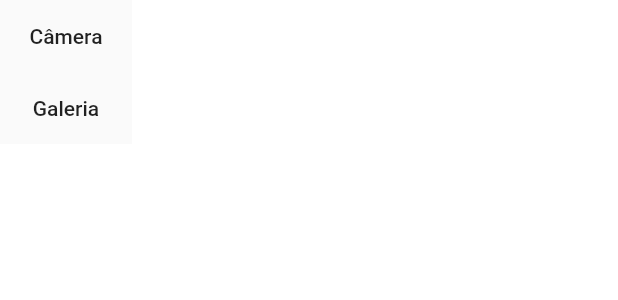
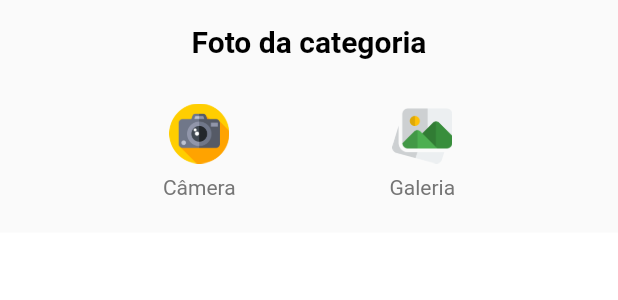
Before and after one commit to ClodoaldoRibeiro/gerenciadorloja_app, a Flutter app: the ImageSourceSheet widget shown alone on an empty page, opened directly, after a tap on "Galeria", on a phone screen of 412 x 824 dp. Shown: the top 300 px of the screen. Run offline on Flutter 3.47's test engine with Material 2 defaults, Android fonts, the phone set to English and light mode, and no system bars; our stand-ins replace cloud_firestore, firebase_auth, firebase_storage, flutter_speed_dial, image_cropper, image_picker and 2 more; missing offline and left inert: bloc_pattern; accounts and stored records are empty; Roboto replaces fonts that are missing (Montserrat).

Commit message:
Aprimorar origem da imagem

```diff
--- a/lib/ui/android/widgets/image_source_sheet.dart
+++ b/lib/ui/android/widgets/image_source_sheet.dart
@@ -23,21 +23,68 @@ class ImageSourceSheet extends StatelessWidget {
       builder: (context) => Column(
         mainAxisSize: MainAxisSize.min,
         children: <Widget>[
-          FlatButton(
-            child: Text("Câmera"),
-            onPressed: () async {
+          Padding(
+            padding: EdgeInsets.all(16),
+            child: Text(
+              "Foto da categoria",
+              style: TextStyle(
+                  fontWeight: FontWeight.bold,
+                  fontSize: 20,
+                  color: Colors.black),
+            ),
+          ),
+          Padding(
+            padding: EdgeInsets.all(14),
+            child: Row(
+              mainAxisAlignment: MainAxisAlignment.spaceEvenly,
+              children: [
+                GestureDetector(
+                  onTap: () async {
                     File image =
                         await ImagePicker.pickImage(source: ImageSource.camera);
                     imageSelected(image);
                   },
+                  child: Column(
+
+                    children: [
+                      CircleAvatar(
+                        child: Image.asset(
+                          "assets/images/foto.png",
+                          fit: BoxFit.cover,
                         ),
-          FlatButton(
-            child: Text("Galeria"),
-            onPressed: () async {
-              File image =
-                  await ImagePicker.pickImage(source: ImageSource.gallery);
+                        backgroundColor: Colors.transparent,
+                      ),
+                      Padding(
+                        padding: const EdgeInsets.all(8.0),
+                        child: Text("Câmera",),
+                      ),
+                    ],
+                  ),
+                ),
+                GestureDetector(
+                  onTap: () async {
+                    File image = await ImagePicker.pickImage(
+                        source: ImageSource.gallery);
                     imageSelected(image);
                   },
+                  child: Column(
+                    children: [
+                      CircleAvatar(
+                        child: Image.asset(
+                          "assets/images/galeria.png",
+                          fit: BoxFit.cover,
+                        ),
+                        backgroundColor: Colors.transparent,
+                      ),
+                      Padding(
+                        padding: const EdgeInsets.all(8.0),
+                        child: Text("Galeria"),
+                      )
+                    ],
+                  ),
+                ),
+              ],
+            ),
           )
         ],
       ),
--- a/pubspec.yaml
+++ b/pubspec.yaml
@@ -67,6 +67,9 @@ flutter:
 
   assets:
     - assets/images/logo.png
+    - assets/images/foto.png
+    - assets/images/fotos.png
+    - assets/images/galeria.png
 
   # An image asset can refer to one or more resolution-specific "variants", see
   # https://flutter.dev/assets-and-images/#resolution-aware.
```
Also changed, not shown: assets/images/foto.png (added), assets/images/fotos.png (added), assets/images/galeria.png (added). Lines whose indentation alone changed are shown as unchanged.
